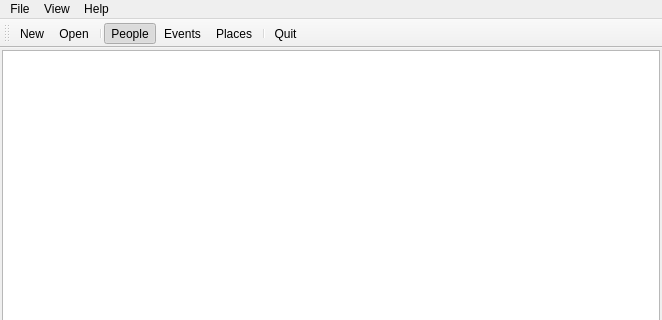
This is mainwindow.ui in caybro/pedikree as Qt 5 draws it before an edit; both pictures show x 0 to 662 and y 0 to 320 of the 662 by 471 pixel window. The edited form follows.
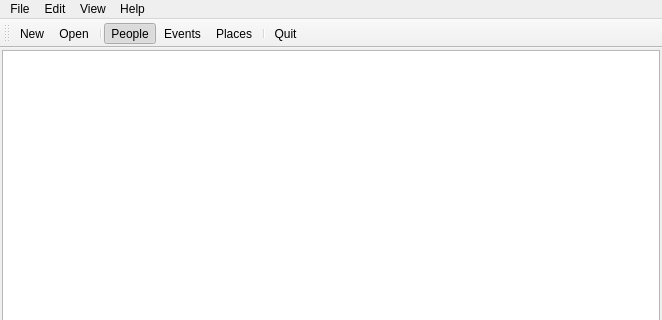
This is the edited form. Icons and pictures are not drawn.

Commit message:
implement deleting a person
update the edit menu actions according to the valid entry and opened DB

```diff
--- a/mainwindow.ui
+++ b/mainwindow.ui
@@ -104,7 +104,16 @@
     <addaction name="actionViewEvents"/>
     <addaction name="actionViewPlaces"/>
    </widget>
+   <widget class="QMenu" name="menuEdit">
+    <property name="title">
+     <string>Edit</string>
+    </property>
+    <addaction name="actionAddItem"/>
+    <addaction name="actionEditItem"/>
+    <addaction name="actionDeleteItem"/>
+   </widget>
    <addaction name="menuFile"/>
+   <addaction name="menuEdit"/>
    <addaction name="menuView"/>
    <addaction name="menuHelp"/>
   </widget>
```
The commit also changes 2 other files.
